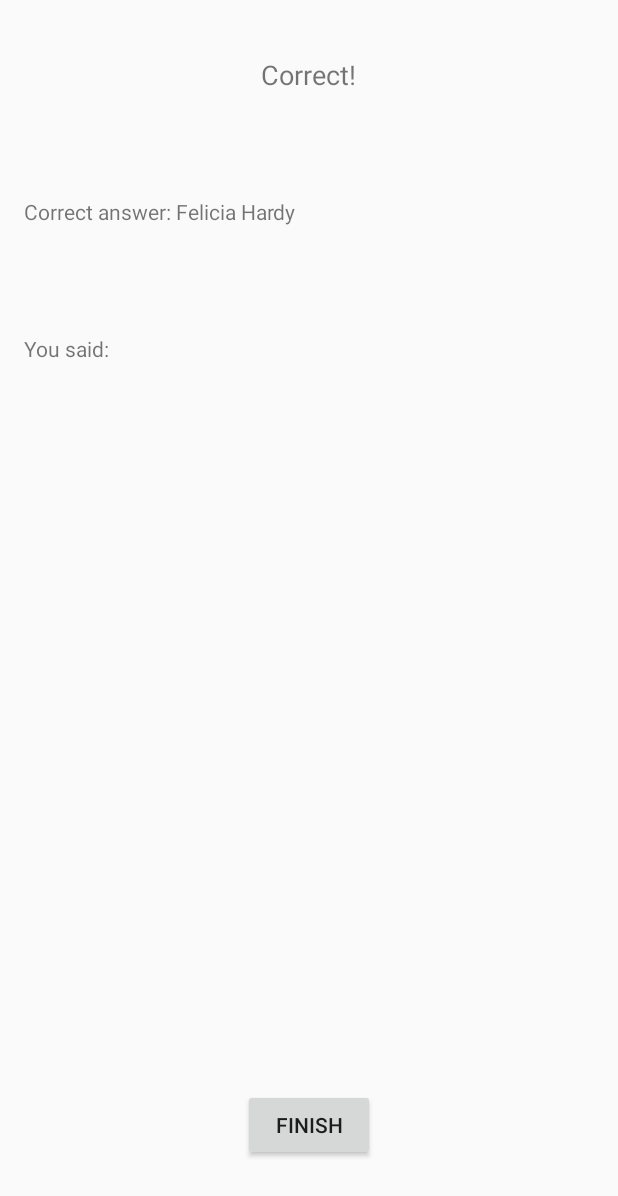
After one commit to natetan/quizdroid, an Android app: the ResultsActivity screen opened directly, with no data from a screen before it, on a phone screen of 412 x 824 dp. The commit adds this screen. Shown: the top 1196 px of the screen. Run offline under Robolectric (Android 15) with nearby library versions, the phone set to English and light mode, and no system bars.

Commit message:
add results page

```diff
--- a/app/src/main/AndroidManifest.xml
+++ b/app/src/main/AndroidManifest.xml
@@ -19,6 +19,8 @@
     </activity>
     <activity android:name=".QuestionActivity">
     </activity>
+    <activity android:name=".ResultsActivity">
+    </activity>
   </application>
 
 </manifest>
--- a/app/src/main/java/edu/washington/swifties/quizdroid/QuestionActivity.java
+++ b/app/src/main/java/edu/washington/swifties/quizdroid/QuestionActivity.java
@@ -1,6 +1,7 @@
 package edu.washington.swifties.quizdroid;
 
 import android.app.Activity;
+import android.content.Intent;
 import android.os.Bundle;
 import android.view.View;
 import android.widget.Button;
@@ -13,25 +14,38 @@ public class QuestionActivity extends Activity {
   private RadioButton choice1, choice2, choice3, choice4;
   private TextView questionTextView;
   private Button submitButton;
-  private boolean selected = false;
+  private int answerSelected = -1;
 
   @Override
   protected void onCreate(Bundle savedInstanceState) {
     super.onCreate(savedInstanceState);
     setContentView(R.layout.activity_question);
+
+    submitButton = (Button) findViewById(R.id.submitButton);
+    submitButton.setVisibility(View.INVISIBLE);
     choices = (RadioGroup) findViewById(R.id.choices);
+    choices.setOnCheckedChangeListener(new RadioGroup.OnCheckedChangeListener() {
+      @Override
+      public void onCheckedChanged(RadioGroup radioGroup, int i) {
+        submitButton.setVisibility(View.VISIBLE);
+        answerSelected = i;
+      }
+    });
+
     RadioButton[] rbs = {choice1, choice2, choice3, choice4};
     int[] ids = {R.id.choice1, R.id.choice2, R.id.choice3, R.id.choice4};
 
     for (int i = 0; i < rbs.length; i++) {
       rbs[i] = (RadioButton) findViewById(ids[i]);
+
     }
 
-    submitButton = (Button) findViewById(R.id.submitButton);
     submitButton.setOnClickListener(new View.OnClickListener() {
       @Override
       public void onClick(View view) {
-
+        Intent intent = new Intent(QuestionActivity.this, ResultsActivity.class);
+        intent.putExtra("ANSWER SELECTED", answerSelected);
+        startActivity(intent);
       }
     });
   }
--- /dev/null
+++ b/app/src/main/java/edu/washington/swifties/quizdroid/ResultsActivity.java
@@ -0,0 +1,13 @@
+package edu.washington.swifties.quizdroid;
+
+import android.app.Activity;
+import android.os.Bundle;
+
+public class ResultsActivity extends Activity {
+
+  @Override
+  protected void onCreate(Bundle savedInstanceState) {
+    super.onCreate(savedInstanceState);
+    setContentView(R.layout.activity_results);
+  }
+}
--- /dev/null
+++ b/app/src/main/res/layout/activity_results.xml
@@ -0,0 +1,52 @@
+<?xml version="1.0" encoding="utf-8"?>
+<RelativeLayout
+  xmlns:android="http://schemas.android.com/apk/res/android"
+  xmlns:tools="http://schemas.android.com/tools"
+  android:id="@+id/activity_results"
+  android:layout_width="match_parent"
+  android:layout_height="match_parent"
+  android:paddingBottom="@dimen/activity_vertical_margin"
+  android:paddingLeft="@dimen/activity_horizontal_margin"
+  android:paddingRight="@dimen/activity_horizontal_margin"
+  android:paddingTop="@dimen/activity_vertical_margin"
+  tools:context="edu.washington.swifties.quizdroid.ResultsActivity">
+
+  <TextView
+    android:text="You said:"
+    android:layout_width="match_parent"
+    android:layout_height="wrap_content"
+    android:layout_marginTop="72dp"
+    android:id="@+id/textView2"
+    android:layout_below="@+id/textView"
+    android:layout_alignParentLeft="true"
+    android:layout_alignParentStart="true"/>
+
+  <TextView
+    android:text="Correct!"
+    android:layout_width="wrap_content"
+    android:layout_height="wrap_content"
+    android:layout_alignParentTop="true"
+    android:layout_centerHorizontal="true"
+    android:layout_marginTop="21dp"
+    android:id="@+id/textView3"
+    android:textSize="18dp"/>
+
+  <TextView
+    android:text="Correct answer: Felicia Hardy"
+    android:layout_width="match_parent"
+    android:layout_height="wrap_content"
+    android:layout_marginTop="69dp"
+    android:id="@+id/textView"
+    android:layout_below="@+id/textView3"
+    android:layout_alignParentLeft="true"
+    android:layout_alignParentStart="true"/>
+
+  <Button
+    android:text="Finish"
+    android:layout_width="wrap_content"
+    android:layout_height="wrap_content"
+    android:layout_alignParentBottom="true"
+    android:layout_centerHorizontal="true"
+    android:layout_marginBottom="34dp"
+    android:id="@+id/button"/>
+</RelativeLayout>
```
